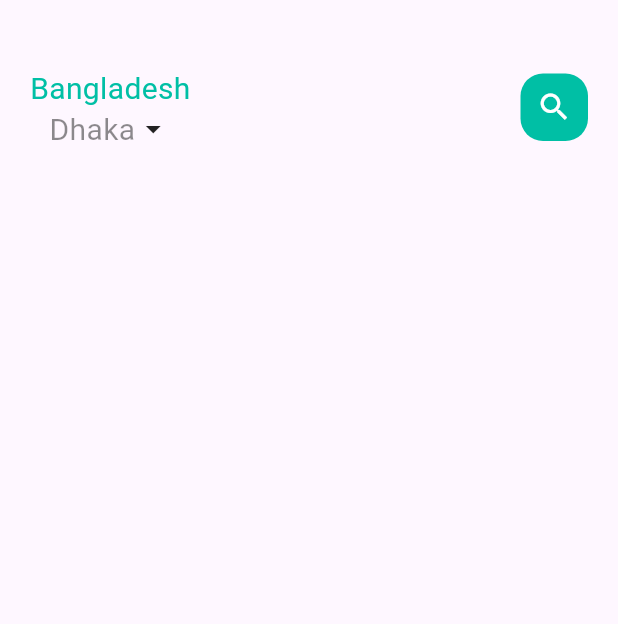
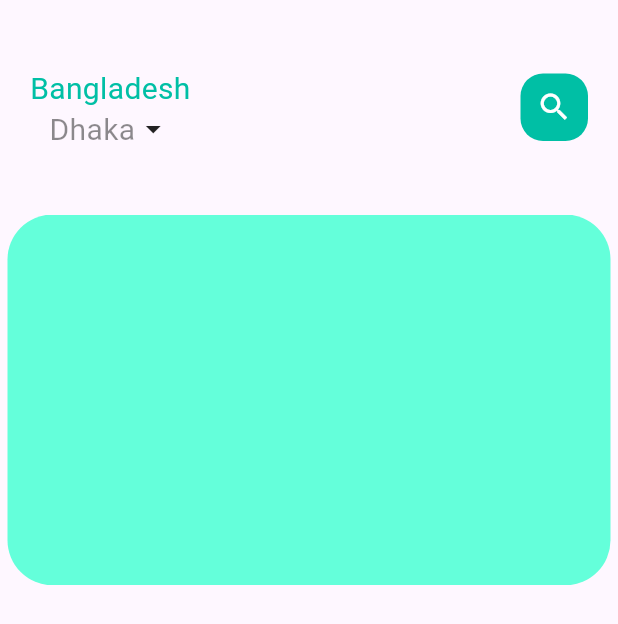
Before and after one commit to SabihaAkter25/Shop-App-with-Backend, a Flutter app: the screen it shows after launch, on a phone screen of 412 x 824 dp. Shown: the top 624 px of the screen. Run offline on Flutter 3.47's test engine with Material 3 defaults, Android fonts, the phone set to English and light mode, and no system bars.

Commit message:
Add pagebody

```diff
--- a/lib/home/food_page_body.dart
+++ b/lib/home/food_page_body.dart
@@ -1,4 +1,4 @@
-import 'package:flutter/cupertino.dart';
+import 'package:flutter/material.dart';
 
 class FoodPageBody extends StatefulWidget {
   const FoodPageBody({super.key});
@@ -11,14 +11,23 @@ class _FoodPageBodyState extends State<FoodPageBody> {
   @override
   Widget build(BuildContext context) {
     return Container(
+      height: MediaQuery.sizeOf(context).height*0.3,
       child: PageView.builder(
         itemCount: 5,
           itemBuilder:(context,position)
       {
-        return Container(
-
-        );
+        return _buildPageItem(position);
       }),
     );
   }
+  Widget _buildPageItem(int index){
+    return Container(
+      height: 220,
+      margin: const EdgeInsets.only(left: 5,right: 5),
+      decoration: BoxDecoration(
+        borderRadius: BorderRadius.circular(30),
+        color: Colors.tealAccent
+      ),
+    );
+  }
 }
--- a/lib/home/main_food_page.dart
+++ b/lib/home/main_food_page.dart
@@ -1,6 +1,8 @@
 import 'package:flutter/material.dart';
 import 'package:shop_app_with_backend/widgets/big_text.dart';
 import 'package:shop_app_with_backend/widgets/small_text.dart';
+
+import 'food_page_body.dart';
 
 class MainFoodPage extends StatefulWidget {
   const MainFoodPage({super.key});
@@ -49,6 +51,7 @@ class _MainFoodPageState extends State<MainFoodPage> {
               ),
             ),
           ),
+          FoodPageBody(),
         ],
       ),
     );
```
